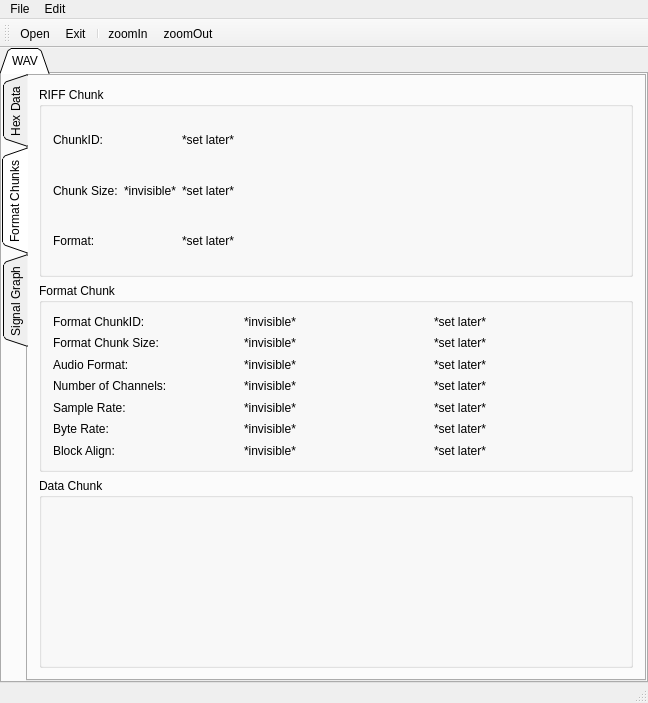
This is ui/mainwindow.ui in Krb686/audioPipe as Qt 5 draws it before an edit. The edited form follows.
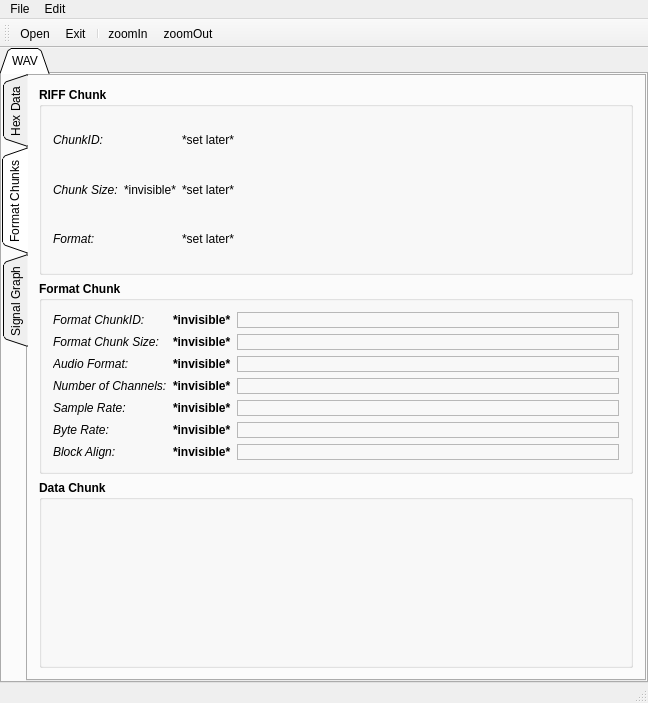
This is the edited form. Icons and pictures are not drawn.

```diff
--- a/ui/mainwindow.ui
+++ b/ui/mainwindow.ui
@@ -153,12 +153,24 @@
              <layout class="QGridLayout" name="gridLayout_6">
               <item row="1" column="0">
                <widget class="QGroupBox" name="groupBox_2">
+                <property name="font">
+                 <font>
+                  <weight>75</weight>
+                  <bold>true</bold>
+                 </font>
+                </property>
                 <property name="title">
                  <string>Format Chunk</string>
                 </property>
                 <layout class="QGridLayout" name="gridLayout_8">
                  <item row="1" column="1">
-                  <widget class="QLabel" name="label_14">
+                  <widget class="QLabel" name="label_format_spacer_2">
+                   <property name="sizePolicy">
+                    <sizepolicy hsizetype="Fixed" vsizetype="Preferred">
+                     <horstretch>0</horstretch>
+                     <verstretch>0</verstretch>
+                    </sizepolicy>
+                   </property>
                    <property name="text">
                     <string>*invisible*</string>
                    </property>
@@ -166,13 +178,32 @@
                  </item>
                  <item row="0" column="0">
                   <widget class="QLabel" name="label_22">
+                   <property name="sizePolicy">
+                    <sizepolicy hsizetype="Fixed" vsizetype="Preferred">
+                     <horstretch>0</horstretch>
+                     <verstretch>0</verstretch>
+                    </sizepolicy>
+                   </property>
+                   <property name="font">
+                    <font>
+                     <weight>50</weight>
+                     <italic>true</italic>
+                     <bold>false</bold>
+                    </font>
+                   </property>
                    <property name="text">
                     <string>Format ChunkID:</string>
                    </property>
                   </widget>
                  </item>
                  <item row="0" column="1">
-                  <widget class="QLabel" name="label_2">
+                  <widget class="QLabel" name="label_format_spacer_1">
+                   <property name="sizePolicy">
+                    <sizepolicy hsizetype="Fixed" vsizetype="Preferred">
+                     <horstretch>0</horstretch>
+                     <verstretch>0</verstretch>
+                    </sizepolicy>
+                   </property>
                    <property name="text">
                     <string>*invisible*</string>
                    </property>
@@ -180,27 +211,61 @@
                  </item>
                  <item row="5" column="0">
                   <widget class="QLabel" name="label_11">
+                   <property name="sizePolicy">
+                    <sizepolicy hsizetype="Fixed" vsizetype="Preferred">
+                     <horstretch>0</horstretch>
+                     <verstretch>0</verstretch>
+                    </sizepolicy>
+                   </property>
+                   <property name="font">
+                    <font>
+                     <weight>50</weight>
+                     <italic>true</italic>
+                     <bold>false</bold>
+                    </font>
+                   </property>
                    <property name="text">
                     <string>Sample Rate:</string>
                    </property>
                   </widget>
                  </item>
                  <item row="0" column="2">
-                  <widget class="QLabel" name="label_20">
+                  <widget class="QLabel" name="label_format_value_1">
+                   <property name="sizePolicy">
+                    <sizepolicy hsizetype="Expanding" vsizetype="Preferred">
+                     <horstretch>0</horstretch>
+                     <verstretch>0</verstretch>
+                    </sizepolicy>
+                   </property>
+                   <property name="frameShape">
+                    <enum>QFrame::StyledPanel</enum>
+                   </property>
                    <property name="text">
-                    <string>*set later*</string>
+                    <string/>
                    </property>
                   </widget>
                  </item>
                  <item row="4" column="1">
-                  <widget class="QLabel" name="label_16">
+                  <widget class="QLabel" name="label_format_spacer_4">
+                   <property name="sizePolicy">
+                    <sizepolicy hsizetype="Fixed" vsizetype="Preferred">
+                     <horstretch>0</horstretch>
+                     <verstretch>0</verstretch>
+                    </sizepolicy>
+                   </property>
                    <property name="text">
                     <string>*invisible*</string>
                    </property>
                   </widget>
                  </item>
                  <item row="6" column="1">
-                  <widget class="QLabel" name="label_18">
+                  <widget class="QLabel" name="label_format_spacer_6">
+                   <property name="sizePolicy">
+                    <sizepolicy hsizetype="Fixed" vsizetype="Preferred">
+                     <horstretch>0</horstretch>
+                     <verstretch>0</verstretch>
+                    </sizepolicy>
+                   </property>
                    <property name="text">
                     <string>*invisible*</string>
                    </property>
@@ -208,6 +273,19 @@
                  </item>
                  <item row="6" column="0">
                   <widget class="QLabel" name="label_12">
+                   <property name="sizePolicy">
+                    <sizepolicy hsizetype="Fixed" vsizetype="Preferred">
+                     <horstretch>0</horstretch>
+                     <verstretch>0</verstretch>
+                    </sizepolicy>
+                   </property>
+                   <property name="font">
+                    <font>
+                     <weight>50</weight>
+                     <italic>true</italic>
+                     <bold>false</bold>
+                    </font>
+                   </property>
                    <property name="text">
                     <string>Byte Rate:</string>
                    </property>
@@ -215,20 +293,45 @@
                  </item>
                  <item row="3" column="0">
                   <widget class="QLabel" name="label_23">
+                   <property name="sizePolicy">
+                    <sizepolicy hsizetype="Fixed" vsizetype="Preferred">
+                     <horstretch>0</horstretch>
+                     <verstretch>0</verstretch>
+                    </sizepolicy>
+                   </property>
+                   <property name="font">
+                    <font>
+                     <weight>50</weight>
+                     <italic>true</italic>
+                     <bold>false</bold>
+                    </font>
+                   </property>
                    <property name="text">
                     <string>Audio Format:</string>
                    </property>
                   </widget>
                  </item>
                  <item row="5" column="1">
-                  <widget class="QLabel" name="label_17">
+                  <widget class="QLabel" name="label_format_spacer_5">
+                   <property name="sizePolicy">
+                    <sizepolicy hsizetype="Fixed" vsizetype="Preferred">
+                     <horstretch>0</horstretch>
+                     <verstretch>0</verstretch>
+                    </sizepolicy>
+                   </property>
                    <property name="text">
                     <string>*invisible*</string>
                    </property>
                   </widget>
                  </item>
                  <item row="3" column="1">
-                  <widget class="QLabel" name="label_15">
+                  <widget class="QLabel" name="label_format_spacer_3">
+                   <property name="sizePolicy">
+                    <sizepolicy hsizetype="Fixed" vsizetype="Preferred">
+                     <horstretch>0</horstretch>
+                     <verstretch>0</verstretch>
+                    </sizepolicy>
+                   </property>
                    <property name="text">
                     <string>*invisible*</string>
                    </property>
@@ -236,27 +339,68 @@
                  </item>
                  <item row="1" column="0">
                   <widget class="QLabel" name="label_8">
+                   <property name="sizePolicy">
+                    <sizepolicy hsizetype="Fixed" vsizetype="Preferred">
+                     <horstretch>0</horstretch>
+                     <verstretch>0</verstretch>
+                    </sizepolicy>
+                   </property>
+                   <property name="font">
+                    <font>
+                     <weight>50</weight>
+                     <italic>true</italic>
+                     <bold>false</bold>
+                    </font>
+                   </property>
                    <property name="text">
                     <string>Format Chunk Size:</string>
                    </property>
                   </widget>
                  </item>
                  <item row="7" column="1">
-                  <widget class="QLabel" name="label_28">
+                  <widget class="QLabel" name="label_format_spacer_7">
+                   <property name="sizePolicy">
+                    <sizepolicy hsizetype="Fixed" vsizetype="Preferred">
+                     <horstretch>0</horstretch>
+                     <verstretch>0</verstretch>
+                    </sizepolicy>
+                   </property>
                    <property name="text">
                     <string>*invisible*</string>
                    </property>
                   </widget>
                  </item>
                  <item row="1" column="2">
-                  <widget class="QLabel" name="label_21">
+                  <widget class="QLabel" name="label_format_value_2">
+                   <property name="sizePolicy">
+                    <sizepolicy hsizetype="Expanding" vsizetype="Preferred">
+                     <horstretch>0</horstretch>
+                     <verstretch>0</verstretch>
+                    </sizepolicy>
+                   </property>
+                   <property name="frameShape">
+                    <enum>QFrame::StyledPanel</enum>
+                   </property>
                    <property name="text">
-                    <string>*set later*</string>
+                    <string/>
                    </property>
                   </widget>
                  </item>
                  <item row="4" column="0">
                   <widget class="QLabel" name="label_10">
+                   <property name="sizePolicy">
+                    <sizepolicy hsizetype="Fixed" vsizetype="Preferred">
+                     <horstretch>0</horstretch>
+                     <verstretch>0</verstretch>
+                    </sizepolicy>
+                   </property>
+                   <property name="font">
+                    <font>
+                     <weight>50</weight>
+                     <italic>true</italic>
+                     <bold>false</bold>
+                    </font>
+                   </property>
                    <property name="text">
                     <string>Number of Channels:</string>
                    </property>
@@ -264,43 +408,101 @@
                  </item>
                  <item row="7" column="0">
                   <widget class="QLabel" name="label_13">
+                   <property name="sizePolicy">
+                    <sizepolicy hsizetype="Fixed" vsizetype="Preferred">
+                     <horstretch>0</horstretch>
+                     <verstretch>0</verstretch>
+                    </sizepolicy>
+                   </property>
+                   <property name="font">
+                    <font>
+                     <weight>50</weight>
+                     <italic>true</italic>
+                     <bold>false</bold>
+                    </font>
+                   </property>
                    <property name="text">
                     <string>Block Align:</string>
                    </property>
                   </widget>
                  </item>
                  <item row="3" column="2">
-                  <widget class="QLabel" name="label_25">
+                  <widget class="QLabel" name="label_format_value_3">
+                   <property name="sizePolicy">
+                    <sizepolicy hsizetype="Expanding" vsizetype="Preferred">
+                     <horstretch>0</horstretch>
+                     <verstretch>0</verstretch>
+                    </sizepolicy>
+                   </property>
+                   <property name="frameShape">
+                    <enum>QFrame::StyledPanel</enum>
+                   </property>
                    <property name="text">
-                    <string>*set later*</string>
+                    <string/>
                    </property>
                   </widget>
                  </item>
                  <item row="4" column="2">
-                  <widget class="QLabel" name="label_24">
+                  <widget class="QLabel" name="label_format_value_4">
+                   <property name="sizePolicy">
+                    <sizepolicy hsizetype="Expanding" vsizetype="Preferred">
+                     <horstretch>0</horstretch>
+                     <verstretch>0</verstretch>
+                    </sizepolicy>
+                   </property>
+                   <property name="frameShape">
+                    <enum>QFrame::StyledPanel</enum>
+                   </property>
                    <property name="text">
-                    <string>*set later*</string>
+                    <string/>
                    </property>
                   </widget>
                  </item>
                  <item row="5" column="2">
-                  <widget class="QLabel" name="label_26">
+                  <widget class="QLabel" name="label_format_value_5">
+                   <property name="sizePolicy">
+                    <sizepolicy hsizetype="Expanding" vsizetype="Preferred">
+                     <horstretch>0</horstretch>
+                     <verstretch>0</verstretch>
+                    </sizepolicy>
+                   </property>
+                   <property name="frameShape">
+                    <enum>QFrame::StyledPanel</enum>
+                   </property>
                    <property name="text">
-                    <string>*set later*</string>
+                    <string/>
                    </property>
                   </widget>
                  </item>
                  <item row="6" column="2">
-                  <widget class="QLabel" name="label_27">
+                  <widget class="QLabel" name="label_format_value_6">
+                   <property name="sizePolicy">
+                    <sizepolicy hsizetype="Expanding" vsizetype="Preferred">
+                     <horstretch>0</horstretch>
+                     <verstretch>0</verstretch>
+                    </sizepolicy>
+                   </property>
+                   <property name="frameShape">
+                    <enum>QFrame::StyledPanel</enum>
+                   </property>
                    <property name="text">
-                    <string>*set later*</string>
+                    <string/>
                    </property>
                   </widget>
                  </item>
                  <item row="7" column="2">
-                  <widget class="QLabel" name="label_19">
+                  <widget class="QLabel" name="label_format_value_7">
+                   <property name="sizePolicy">
+                    <sizepolicy hsizetype="Expanding" vsizetype="Preferred">
+                     <horstretch>0</horstretch>
+                     <verstretch>0</verstretch>
+                    </sizepolicy>
+                   </property>
+                   <property name="frameShape">
+                    <enum>QFrame::StyledPanel</enum>
+                   </property>
                    <property name="text">
-                    <string>*set later*</string>
+                    <string/>
                    </property>
                   </widget>
                  </item>
@@ -309,6 +511,12 @@
               </item>
               <item row="2" column="0">
                <widget class="QGroupBox" name="groupBox">
+                <property name="font">
+                 <font>
+                  <weight>75</weight>
+                  <bold>true</bold>
+                 </font>
+                </property>
                 <property name="autoFillBackground">
                  <bool>false</bool>
                 </property>
@@ -319,6 +527,12 @@
               </item>
               <item row="0" column="0">
                <widget class="QGroupBox" name="groupBox_3">
+                <property name="font">
+                 <font>
+                  <weight>75</weight>
+                  <bold>true</bold>
+                 </font>
+                </property>
                 <property name="title">
                  <string>RIFF Chunk</string>
                 </property>
@@ -331,19 +545,35 @@
                      <verstretch>0</verstretch>
                     </sizepolicy>
                    </property>
+                   <property name="font">
+                    <font>
+                     <weight>50</weight>
+                     <italic>true</italic>
+                     <bold>false</bold>
+                    </font>
+                   </property>
                    <property name="text">
                     <string>ChunkID: </string>
                    </property>
                   </widget>
                  </item>
                  <item row="0" column="2">
-                  <widget class="QLabel" name="label_3">
+                  <widget class="QLabel" name="label_riff_value_1">
                    <property name="sizePolicy">
                     <sizepolicy hsizetype="Expanding" vsizetype="Preferred">
                      <horstretch>0</horstretch>
                      <verstretch>0</verstretch>
                     </sizepolicy>
                    </property>
+                   <property name="font">
+                    <font>
+                     <weight>50</weight>
+                     <bold>false</bold>
+                    </font>
+                   </property>
+                   <property name="frameShape">
+                    <enum>QFrame::NoFrame</enum>
+                   </property>
                    <property name="text">
                     <string>*set later*</string>
                    </property>
@@ -357,32 +587,54 @@
                      <verstretch>0</verstretch>
                     </sizepolicy>
                    </property>
+                   <property name="font">
+                    <font>
+                     <weight>50</weight>
+                     <italic>true</italic>
+                     <bold>false</bold>
+                    </font>
+                   </property>
                    <property name="text">
                     <string>Chunk Size:</string>
                    </property>
                   </widget>
                  </item>
                  <item row="1" column="1">
-                  <widget class="QLabel" name="label_5">
+                  <widget class="QLabel" name="label_riff_spacer_1">
                    <property name="sizePolicy">
                     <sizepolicy hsizetype="Fixed" vsizetype="Preferred">
                      <horstretch>0</horstretch>
                      <verstretch>0</verstretch>
                     </sizepolicy>
                    </property>
+                   <property name="font">
+                    <font>
+                     <weight>50</weight>
+                     <bold>false</bold>
+                    </font>
+                   </property>
                    <property name="text">
                     <string>*invisible*</string>
                    </property>
                   </widget>
                  </item>
                  <item row="1" column="2">
-                  <widget class="QLabel" name="label_6">
+                  <widget class="QLabel" name="label_riff_value_2">
                    <property name="sizePolicy">
                     <sizepolicy hsizetype="Expanding" vsizetype="Preferred">
                      <horstretch>0</horstretch>
                      <verstretch>0</verstretch>
                     </sizepolicy>
                    </property>
+                   <property name="font">
+                    <font>
+                     <weight>50</weight>
+                     <bold>false</bold>
+                    </font>
+                   </property>
+                   <property name="frameShape">
+                    <enum>QFrame::NoFrame</enum>
+                   </property>
                    <property name="text">
                     <string>*set later*</string>
                    </property>
@@ -396,19 +648,35 @@
                      <verstretch>0</verstretch>
                     </sizepolicy>
                    </property>
+                   <property name="font">
+                    <font>
+                     <weight>50</weight>
+                     <italic>true</italic>
+                     <bold>false</bold>
+                    </font>
+                   </property>
                    <property name="text">
                     <string>Format:</string>
                    </property>
                   </widget>
                  </item>
                  <item row="2" column="2">
-                  <widget class="QLabel" name="label_9">
+                  <widget class="QLabel" name="label_riff_value_3">
                    <property name="sizePolicy">
                     <sizepolicy hsizetype="Expanding" vsizetype="Preferred">
                      <horstretch>0</horstretch>
                      <verstretch>0</verstretch>
                     </sizepolicy>
                    </property>
+                   <property name="font">
+                    <font>
+                     <weight>50</weight>
+                     <bold>false</bold>
+                    </font>
+                   </property>
+                   <property name="frameShape">
+                    <enum>QFrame::NoFrame</enum>
+                   </property>
                    <property name="text">
                     <string>*set later*</string>
                    </property>
```
